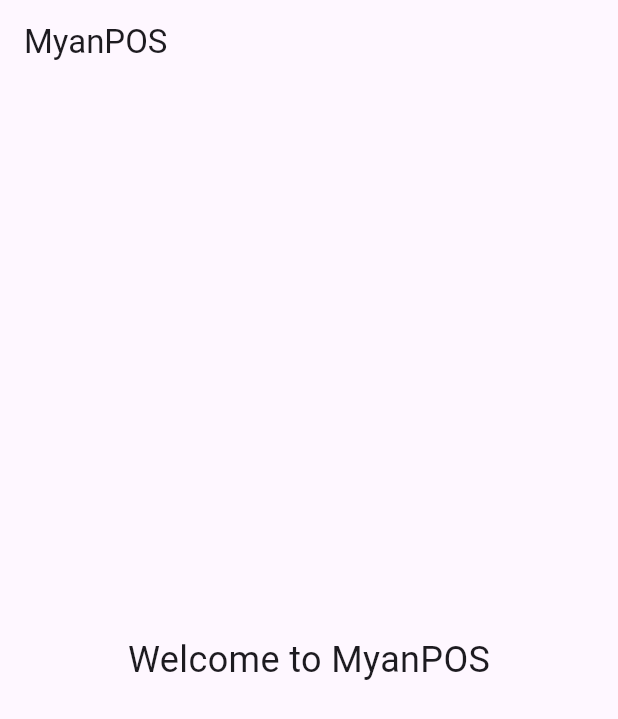
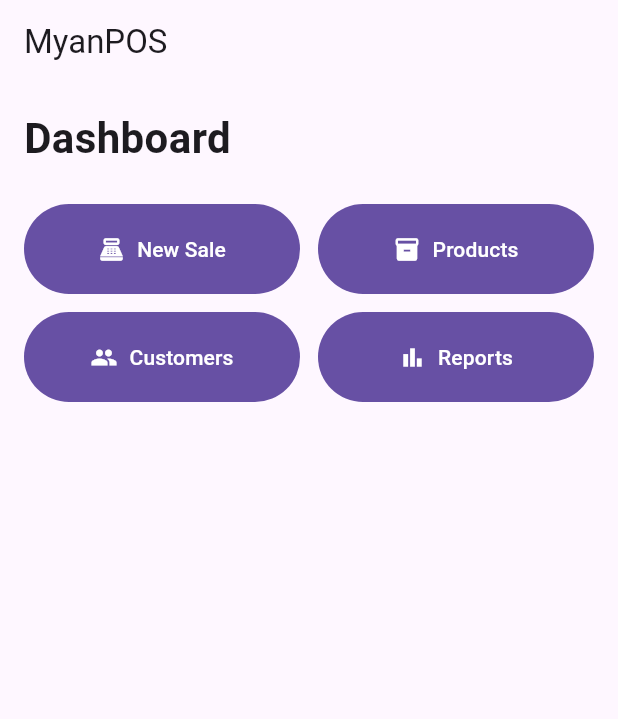
Before and after one commit to pkkmd11/myanpos, a Flutter app: the screen it shows after launch, on a phone screen of 412 x 824 dp. Shown: the top 719 px of the screen. Run offline on Flutter 3.47's test engine with Material 3 defaults, Android fonts, the light colour scheme and no system bars.

Commit message:
feat: create MyanPOS dashboard

```diff
--- a/lib/main.dart
+++ b/lib/main.dart
@@ -1,12 +1,12 @@
 import 'package:flutter/material.dart';
 
-// The entry point of the MyanPOS application.
-// Flutter starts the app from this function.
+// Application entry point.
+// Flutter starts the MyanPOS application from here.
 void main() {
   runApp(const MyanPOSApp());
 }
 
-// The root widget of our MyanPOS application.
+// Root widget of the MyanPOS application.
 class MyanPOSApp extends StatelessWidget {
   const MyanPOSApp({super.key});
 
@@ -16,26 +16,121 @@
       // Application name.
       title: 'MyanPOS',
 
-      // Hide the debug banner shown by Flutter.
+      // Remove Flutter's debug banner.
       debugShowCheckedModeBanner: false,
 
-      // The first screen displayed when the app starts.
-      home: Scaffold(
-        // Top navigation bar of the application.
-        appBar: AppBar(
-          title: const Text('MyanPOS'),
-        ),
+      // Use Material 3 design components.
+      theme: ThemeData(
+        useMaterial3: true,
+      ),
 
-        // Main content of the first screen.
-        body: const Center(
-          child: Text(
-            'Welcome to MyanPOS',
-            style: TextStyle(
-              fontSize: 24,
+      // First screen of the application.
+      home: const HomeScreen(),
+    );
+  }
+}
+
+// Main dashboard screen of MyanPOS.
+class HomeScreen extends StatelessWidget {
+  const HomeScreen({super.key});
+
+  @override
+  Widget build(BuildContext context) {
+    return Scaffold(
+      // Top navigation bar.
+      appBar: AppBar(
+        title: const Text('MyanPOS'),
+      ),
+
+      // Main dashboard content.
+      body: Padding(
+        padding: const EdgeInsets.all(16),
+        child: Column(
+          crossAxisAlignment: CrossAxisAlignment.start,
+          children: [
+            // Dashboard heading.
+            const Text(
+              'Dashboard',
+              style: TextStyle(
+                fontSize: 28,
+                fontWeight: FontWeight.bold,
+              ),
             ),
-          ),
+
+            const SizedBox(height: 24),
+
+            // Basic POS action buttons.
+            Row(
+              children: [
+                Expanded(
+                  child: _DashboardButton(
+                    title: 'New Sale',
+                    icon: Icons.point_of_sale,
+                    onPressed: () {},
+                  ),
+                ),
+                const SizedBox(width: 12),
+                Expanded(
+                  child: _DashboardButton(
+                    title: 'Products',
+                    icon: Icons.inventory_2,
+                    onPressed: () {},
+                  ),
+                ),
+              ],
+            ),
+
+            const SizedBox(height: 12),
+
+            Row(
+              children: [
+                Expanded(
+                  child: _DashboardButton(
+                    title: 'Customers',
+                    icon: Icons.people,
+                    onPressed: () {},
+                  ),
+                ),
+                const SizedBox(width: 12),
+                Expanded(
+                  child: _DashboardButton(
+                    title: 'Reports',
+                    icon: Icons.bar_chart,
+                    onPressed: () {},
+                  ),
+                ),
+              ],
+            ),
+          ],
         ),
       ),
     );
   }
 }
+
+// Reusable dashboard button.
+// Keeping this as a separate widget will make the UI easier to maintain
+// when we add more features later.
+class _DashboardButton extends StatelessWidget {
+  final String title;
+  final IconData icon;
+  final VoidCallback onPressed;
+
+  const _DashboardButton({
+    required this.title,
+    required this.icon,
+    required this.onPressed,
+  });
+
+  @override
+  Widget build(BuildContext context) {
+    return FilledButton.icon(
+      onPressed: onPressed,
+      icon: Icon(icon),
+      label: Text(title),
+      style: FilledButton.styleFrom(
+        padding: const EdgeInsets.all(20),
+      ),
+    );
+  }
+}
```
Also changed, not shown: 1 other file.
